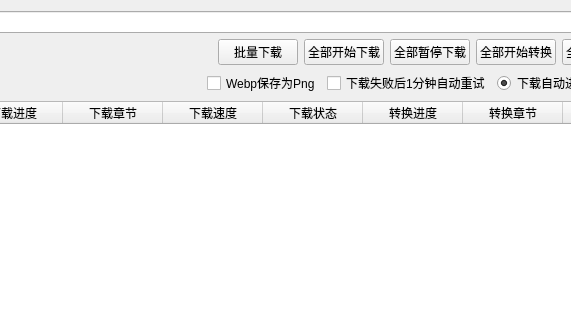
Above: ui/ui_download.ui from tonquer/JMComic-qt before the change; both pictures show x 349 to 920 and y 0 to 320 of the 1002 by 510 pixel window. Below: the same form after it.
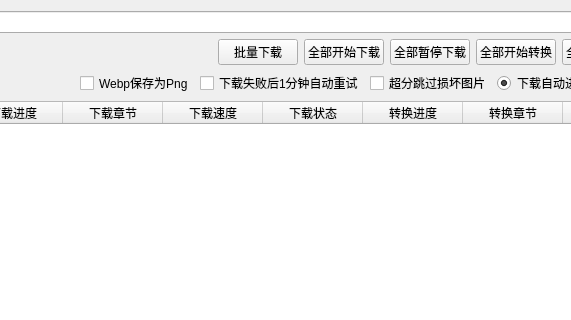
That is the form after the change.

Patch:
```diff
--- a/ui/ui_download.ui
+++ b/ui/ui_download.ui
@@ -106,6 +106,13 @@
        </property>
       </widget>
      </item>
+     <item>
+      <widget class="QCheckBox" name="skipPic">
+       <property name="text">
+        <string>超分跳过损坏图片</string>
+       </property>
+      </widget>
+     </item>
      <item>
       <widget class="QRadioButton" name="radioButton">
        <property name="enabled">
```
